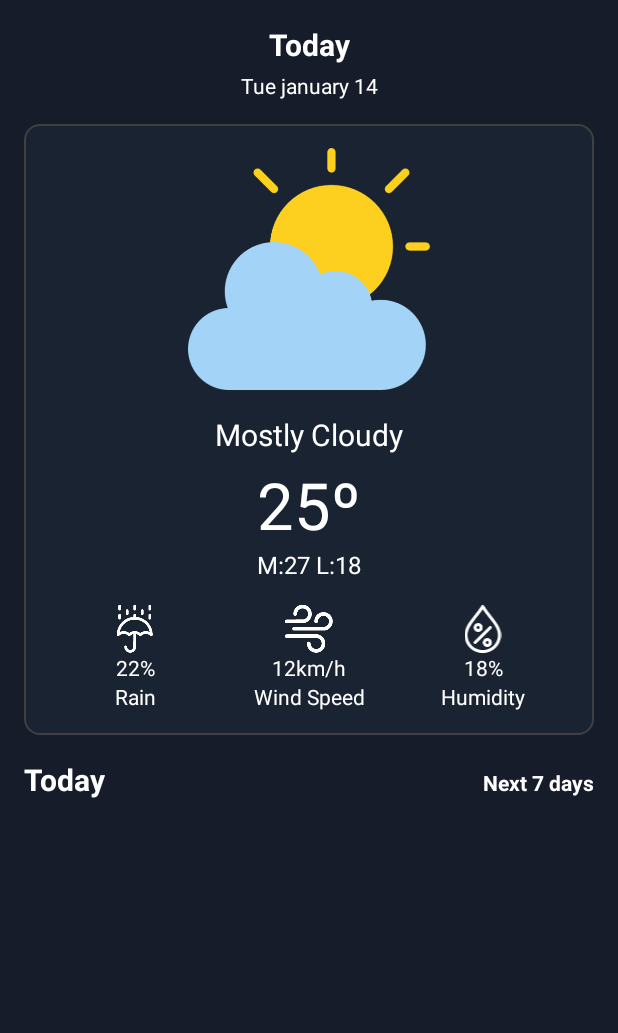
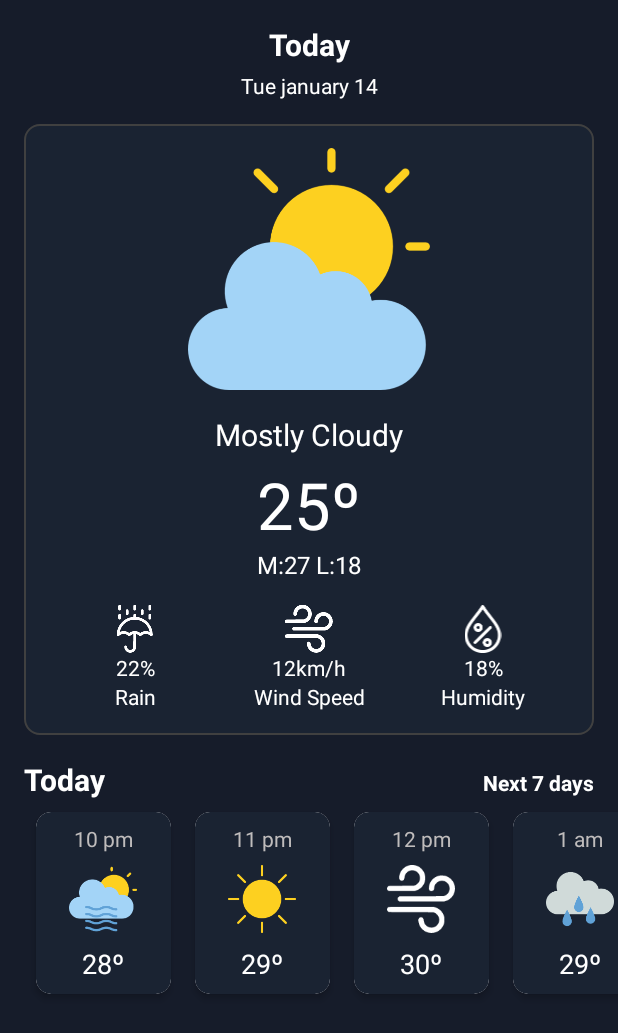
Before and after one commit to brnas02/WeatherApp, an Android app: the screen it shows after launch (MainActivity), on a phone screen of 412 x 824 dp. Shown: the top 1033 px of the screen. Run offline under Robolectric (Android 15) with nearby library versions, the phone set to English and light mode, and no system bars.

Commit message:
Main Activity Backend

```diff
--- a/app/build.gradle.kts
+++ b/app/build.gradle.kts
@@ -6,7 +6,6 @@ plugins {
 android {
     namespace = "com.example.weatherapp"
     compileSdk = 35
-
     defaultConfig {
         applicationId = "com.example.weatherapp"
         minSdk = 34
@@ -45,4 +44,6 @@ dependencies {
     testImplementation(libs.junit)
     androidTestImplementation(libs.androidx.junit)
     androidTestImplementation(libs.androidx.espresso.core)
+    implementation("com.github.bumptech.glide:glide:4.12.0")
+
 }
--- /dev/null
+++ b/app/src/main/java/com/example/weatherapp/Activities/MainActivity.java
@@ -0,0 +1,40 @@
+package com.example.weatherapp.Activities;
+
+import android.os.Bundle;
+import androidx.annotation.NonNull;
+import androidx.appcompat.app.AppCompatActivity;
+import androidx.recyclerview.widget.LinearLayoutManager;
+import androidx.recyclerview.widget.RecyclerView;
+import com.example.weatherapp.Domains.Hourly;
+import com.example.weatherapp.R;
+import com.example.weatherapp.Adapters.HourlyAdapter;
+import java.util.ArrayList;
+
+public class MainActivity extends AppCompatActivity {
+    private RecyclerView.Adapter adapterHourly;
+    private RecyclerView recyclerView;
+
+    @Override
+    protected void onCreate(Bundle savedInstanceState) {
+        super.onCreate(savedInstanceState);
+        setContentView(R.layout.activity_main);
+
+        initRecyclerView();
+    }
+
+    private void initRecyclerView() {
+        ArrayList<Hourly> items = new ArrayList<>();
+
+        items.add(new Hourly("10 pm", 28, "cloudy"));
+        items.add(new Hourly("11 pm", 29, "sun"));
+        items.add(new Hourly("12 pm", 30, "wind"));
+        items.add(new Hourly("1 am", 29, "rainy"));
+        items.add(new Hourly("2 am", 27, "storm"));
+
+        recyclerView = findViewById(R.id.view1);
+        recyclerView.setLayoutManager(new LinearLayoutManager(this, LinearLayoutManager.HORIZONTAL, false));
+
+        adapterHourly = new HourlyAdapter(items);
+        recyclerView.setAdapter(adapterHourly);
+    }
+}
--- a/app/src/main/java/com/example/weatherapp/Activities/MainActivity.kt
+++ /dev/null
@@ -1,21 +0,0 @@
-package com.example.weatherapp.Activities
-
-import android.os.Bundle
-import androidx.activity.enableEdgeToEdge
-import androidx.appcompat.app.AppCompatActivity
-import androidx.core.view.ViewCompat
-import androidx.core.view.WindowInsetsCompat
-import com.example.weatherapp.R
-
-class MainActivity : AppCompatActivity() {
-    override fun onCreate(savedInstanceState: Bundle?) {
-        super.onCreate(savedInstanceState)
-        enableEdgeToEdge()
-        setContentView(R.layout.activity_main)
-        ViewCompat.setOnApplyWindowInsetsListener(findViewById(R.id.main)) { v, insets ->
-            val systemBars = insets.getInsets(WindowInsetsCompat.Type.systemBars())
-            v.setPadding(systemBars.left, systemBars.top, systemBars.right, systemBars.bottom)
-            insets
-        }
-    }
-}
--- a/app/src/main/java/com/example/weatherapp/Adapters/HourlyAdapter.java
+++ b/app/src/main/java/com/example/weatherapp/Adapters/HourlyAdapter.java
@@ -1,39 +1,62 @@
 package com.example.weatherapp.Adapters;
 
+import android.content.Context;
+import android.view.LayoutInflater;
 import android.view.View;
 import android.view.ViewGroup;
 import android.widget.ImageView;
 import android.widget.TextView;
-
 import androidx.annotation.NonNull;
 import androidx.recyclerview.widget.RecyclerView;
 import com.example.weatherapp.Domains.Hourly;
+import com.bumptech.glide.Glide;
+import com.example.weatherapp.R;
+import java.util.ArrayList;
 
 public class HourlyAdapter extends RecyclerView.Adapter<HourlyAdapter.ViewHolder> {
+    ArrayList<Hourly> items;
+    Context context;
+
+    public HourlyAdapter(ArrayList<Hourly> items) {
+        this.items = items;
+    }
 
     @NonNull
     @Override
     public HourlyAdapter.ViewHolder onCreateViewHolder(@NonNull ViewGroup parent, int viewType) {
-        return null;
+        View inflate = LayoutInflater.from(parent.getContext()).inflate(R.layout.viewholder_hourly, parent, false);
+        context = parent.getContext();
+        return new ViewHolder(inflate);
     }
 
     @Override
     public void onBindViewHolder(@NonNull HourlyAdapter.ViewHolder holder, int position) {
+        holder.hourTxt.setText(items.get(position).getHour());
+        holder.tempTxt.setText(items.get(position).getTemp()+"º");
 
+        int drawableResourceId=holder.itemView.getResources()
+                .getIdentifier(items.get(position).getPicPath(), "drawable",holder.itemView.getContext().getPackageName());
+
+        Glide.with(context)
+                .load(drawableResourceId)
+                .into(holder.pic);
     }
 
     @Override
     public int getItemCount() {
-        return 0;
+        return items.size();
     }
 
-    public class Viewholder extends RecyclerView.ViewHolder{
+    public class ViewHolder extends RecyclerView.ViewHolder{
 
-        TextView hour, Temp;
+        TextView hourTxt, tempTxt;
         ImageView pic;
 
-        public Viewholder(@NonNull View itemView) {
+        public ViewHolder(@NonNull View itemView) {
             super(itemView);
+            hourTxt =itemView.findViewById(R.id.hourTxt);
+            tempTxt=itemView.findViewById(R.id.tempTxt);
+            pic=itemView.findViewById(R.id.pic);
         }
     }
 }
--- a/app/src/main/java/com/example/weatherapp/Domains/Hourly.java
+++ b/app/src/main/java/com/example/weatherapp/Domains/Hourly.java
@@ -1,22 +1,22 @@
 package com.example.weatherapp.Domains;
 
 public class Hourly {
-    private String Hour;
+    private String hour;
     private int temp;
     private String picPath;
 
-    public Hourly(int temp, String hour, String picPath) {
+    public Hourly(String hour, int temp, String picPath) {
+        this.hour = hour;
         this.temp = temp;
-        Hour = hour;
         this.picPath = picPath;
     }
 
     public String getHour() {
-        return Hour;
+        return hour;
     }
 
     public void setHour(String hour) {
-        Hour = hour;
+        this.hour = hour;
     }
 
     public int getTemp() {
--- a/app/src/main/java/com/example/weatherapp/MainActivity.kt
+++ /dev/null
@@ -1,20 +0,0 @@
-package com.example.weatherapp
-
-import android.os.Bundle
-import androidx.activity.enableEdgeToEdge
-import androidx.appcompat.app.AppCompatActivity
-import androidx.core.view.ViewCompat
-import androidx.core.view.WindowInsetsCompat
-
-class MainActivity : AppCompatActivity() {
-    override fun onCreate(savedInstanceState: Bundle?) {
-        super.onCreate(savedInstanceState)
-        enableEdgeToEdge()
-        setContentView(R.layout.activity_main)
-        ViewCompat.setOnApplyWindowInsetsListener(findViewById(R.id.main)) { v, insets ->
-            val systemBars = insets.getInsets(WindowInsetsCompat.Type.systemBars())
-            v.setPadding(systemBars.left, systemBars.top, systemBars.right, systemBars.bottom)
-            insets
-        }
-    }
-}
--- /dev/null
+++ b/app/src/main/res/drawable/background_hourly.xml
@@ -0,0 +1,9 @@
+<?xml version="1.0" encoding="utf-8"?>
+<selector xmlns:android="http://schemas.android.com/apk/res/android">
+<item>
+    <shape android:shape="rectangle">
+        <solid android:color="@color/back_2"/>
+        <corners android:radius="10dp"/>
+    </shape>
+</item>
+</selector>
--- /dev/null
+++ b/app/src/main/res/layout/viewholder_hourly.xml
@@ -0,0 +1,43 @@
+<?xml version="1.0" encoding="utf-8"?>
+<androidx.cardview.widget.CardView xmlns:android="http://schemas.android.com/apk/res/android"
+    xmlns:app="http://schemas.android.com/apk/res-auto"
+    android:layout_width="90dp"
+    android:layout_margin="8dp"
+    app:cardElevation="3dp"
+    app:cardCornerRadius="10dp"
+    android:layout_height="wrap_content">
+
+    <LinearLayout
+        android:layout_width="match_parent"
+        android:layout_height="match_parent"
+        android:background="@drawable/background_hourly"
+        android:orientation="vertical">
+
+        <TextView
+            android:id="@+id/hourTxt"
+            android:layout_margin="8dp"
+            android:textColor="#bfbcbc"
+            android:textAlignment="center"
+            android:layout_width="match_parent"
+            android:layout_height="wrap_content"
+            android:text="1 am"
+            android:textSize="14sp"/>
+
+        <ImageView
+            android:id="@+id/pic"
+            android:layout_width="45dp"
+            android:layout_height="45dp"
+            android:layout_gravity="center"
+            app:srcCompat="@drawable/cloudy_3" />
+
+        <TextView
+            android:id="@+id/tempTxt"
+            android:textColor="@color/white"
+            android:textSize="18sp"
+            android:textAlignment="center"
+            android:layout_margin="8dp"
+            android:layout_width="match_parent"
+            android:layout_height="wrap_content"
+            android:text="20" />
+    </LinearLayout>
+</androidx.cardview.widget.CardView>
```
